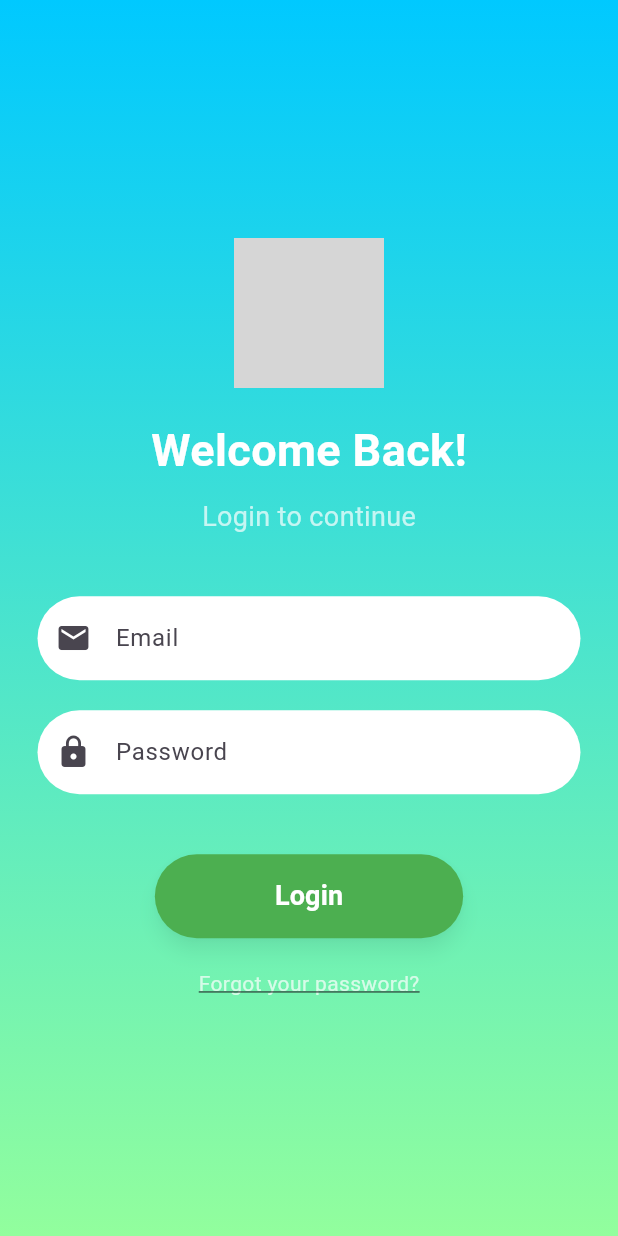
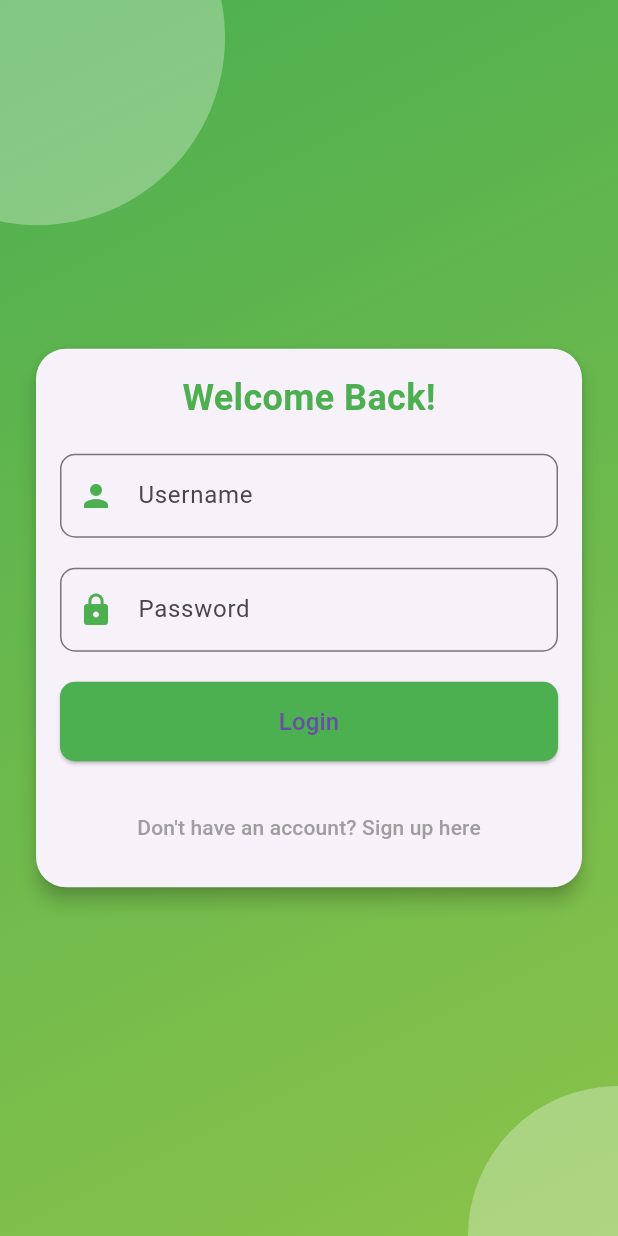
Before and after one commit to EmanuelSolver/chama-app, a Flutter app: the HomePage screen opened directly, after a tap on "Login", on a phone screen of 412 x 824 dp. Run offline on Flutter 3.47's test engine with Material 3 defaults, Android fonts, the phone set to English and light mode, and no system bars; our stand-ins replace fl_chart; grey boxes are pictures that could not be loaded.

Commit message:
user logins successfully

```diff
--- a/chama_app/lib/main.dart
+++ b/chama_app/lib/main.dart
@@ -222,7 +222,7 @@ class HomePage extends StatelessWidget {
                     // Navigate to LoginPage
                     Navigator.push(
                       context,
-                      MaterialPageRoute(builder: (context) => const LoginPage()),
+                      MaterialPageRoute(builder: (context) => LoginPage()),
                     );
                   },
                   style: ElevatedButton.styleFrom(
--- a/chama_app/lib/screens/login_page.dart
+++ b/chama_app/lib/screens/login_page.dart
@@ -1,49 +1,60 @@
 import 'package:flutter/material.dart';
-import 'dashboard.dart'; // Import Dashboard Screen
+import 'package:http/http.dart' as http;
+import 'dart:convert';
+import 'dashboard.dart'; // Import your dashboard page
 
 class LoginPage extends StatefulWidget {
-  const LoginPage({super.key});
-
   @override
   _LoginPageState createState() => _LoginPageState();
 }
 
 class _LoginPageState extends State<LoginPage> {
   final _formKey = GlobalKey<FormState>();
-  String email = '';
+  String username = '';
   String password = '';
 
-void _login() {
+  // Function to handle login
+  Future<void> _login() async {
     if (_formKey.currentState!.validate()) {
-    String userRole = getUserRole(); // Placeholder to fetch user role based on credentials
+      final Map<String, String> loginData = {
+        'username': username,
+        'password': password,
+      };
 
-    // Placeholder values for username, email, and chama. Replace with actual values as needed.
-    String username = "SampleUser"; // Get this value based on the logged-in user
-    String email = "user@example.com"; // Get this value based on the logged-in user
-    String chama = "SampleChama"; // Get this value based on the logged-in user
+      try {
+        final response = await http.post(
+          Uri.parse('http://127.0.0.1:8000/accounts/login/'), // Update with your backend login URL
+          headers: {'Content-Type': 'application/json'},
+          body: jsonEncode(loginData),
+        );
 
-    // Redirect to DashboardScreen with userRole and other user info
+        if (response.statusCode == 200) {
+          final data = jsonDecode(response.body);
+          ScaffoldMessenger.of(context).showSnackBar(
+            SnackBar(content: Text('Login successful: ${data['user']['username']}')),
+          );
+          // Redirect to the dashboard after successful login
           Navigator.pushReplacement(
             context,
-      MaterialPageRoute(
-        builder: (context) => DashboardScreen(
-          userRole: userRole,
-          username: username,
-          email: email,
-          chama: chama,
-        ),
-      ),
+            MaterialPageRoute(builder: (context) => DashboardScreen(
+                    userRole: data['user']['user_role'], // Get user role
+                    username: data['user']['username'], // Get username
+                    email: data['user']['email'], // Get email
+                    chama: 'Chama Name Here',)),
+          );
+        } else {
+          final data = jsonDecode(response.body);
+          ScaffoldMessenger.of(context).showSnackBar(
+            SnackBar(content: Text('Error: ${data['error']}')),
+          );
+        }
+      } catch (e) {
+        ScaffoldMessenger.of(context).showSnackBar(
+          SnackBar(content: Text('Error: $e')),
         );
       }
     }
-
-
-// Example function to determine user role
-String getUserRole() {
-  // Logic to determine role from credentials, this could be from a server or local storage
-  return 'chamaAdmin'; // 'app_admin', 'chama_admin', or 'chama_member'
   }
-
 
   @override
   Widget build(BuildContext context) {
@@ -54,93 +65,89 @@ String getUserRole() {
           Container(
             decoration: const BoxDecoration(
               gradient: LinearGradient(
-                colors: [Color(0xFF00C9FF), Color(0xFF92FE9D)],
-                begin: Alignment.topCenter,
-                end: Alignment.bottomCenter,
+                colors: [Color(0xFF4CAF50), Color(0xFF8BC34A)], // Green gradient
+                begin: Alignment.topLeft,
+                end: Alignment.bottomRight,
               ),
             ),
           ),
-          Center(
-            child: SingleChildScrollView(
-              child: Padding(
-                padding: const EdgeInsets.symmetric(horizontal: 25.0),
-                child: Column(
-                  mainAxisAlignment: MainAxisAlignment.center,
-                  children: [
-                    // App logo
-                    Container(
-                      width: 100,
-                      height: 100,
-                      decoration: const BoxDecoration(
+          // Decorative circle for modern feel
+          Positioned(
+            top: -100,
+            left: -100,
+            child: Container(
+              width: 250,
+              height: 250,
+              decoration: BoxDecoration(
+                color: Colors.white.withOpacity(0.3),
                 shape: BoxShape.circle,
-                        image: DecorationImage(
-                          image: AssetImage('assets/logo.png'), // Placeholder for your app logo
-                          fit: BoxFit.cover,
               ),
             ),
           ),
-                    const SizedBox(height: 20),
-                    // App title
+          Positioned(
+            bottom: -100,
+            right: -100,
+            child: Container(
+              width: 200,
+              height: 200,
+              decoration: BoxDecoration(
+                color: Colors.white.withOpacity(0.3),
+                shape: BoxShape.circle,
+              ),
+            ),
+          ),
+          // Login form content
+          Padding(
+            padding: const EdgeInsets.all(20.0),
+            child: Center(
+              child: Form(
+                key: _formKey,
+                child: Card(
+                  elevation: 5,
+                  shape: RoundedRectangleBorder(
+                    borderRadius: BorderRadius.circular(20),
+                  ),
+                  child: Padding(
+                    padding: const EdgeInsets.all(16.0),
+                    child: Column(
+                      mainAxisSize: MainAxisSize.min,
+                      children: [
                         const Text(
                           'Welcome Back!',
                           style: TextStyle(
-                        fontSize: 30,
+                            fontSize: 24,
                             fontWeight: FontWeight.bold,
-                        color: Colors.white,
+                            color: Color(0xFF4CAF50),
                           ),
                         ),
-                    const SizedBox(height: 10),
-                    const Text(
-                      'Login to continue',
-                      style: TextStyle(
-                        fontSize: 18,
-                        color: Colors.white70,
+                        const SizedBox(height: 20),
+                        TextFormField(
+                          decoration: InputDecoration(
+                            labelText: 'Username',
+                            prefixIcon: Icon(Icons.person, color: Colors.green),
+                            border: OutlineInputBorder(
+                              borderRadius: BorderRadius.circular(10),
                             ),
                           ),
-                    const SizedBox(height: 40),
-
-                    // Login Form
-                    Form(
-                      key: _formKey,
-                      child: Column(
-                        children: [
-                          // Email field
-                          TextFormField(
-                            decoration: InputDecoration(
-                              filled: true,
-                              fillColor: Colors.white,
-                              hintText: 'Email',
-                              prefixIcon: const Icon(Icons.email),
-                              border: OutlineInputBorder(
-                                borderRadius: BorderRadius.circular(30),
-                                borderSide: BorderSide.none,
-                              ),
-                            ),
-                            keyboardType: TextInputType.emailAddress,
                           validator: (value) {
                             if (value == null || value.isEmpty) {
-                                return 'Please enter your email';
+                              return 'Please enter your username';
                             }
                             return null;
                           },
                           onChanged: (value) {
                             setState(() {
-                                email = value;
+                              username = value;
                             });
                           },
                         ),
                         const SizedBox(height: 20),
-
-                          // Password field
                         TextFormField(
                           decoration: InputDecoration(
-                              filled: true,
-                              fillColor: Colors.white,
-                              hintText: 'Password',
-                              prefixIcon: const Icon(Icons.lock),
+                            labelText: 'Password',
+                            prefixIcon: Icon(Icons.lock, color: Colors.green),
                             border: OutlineInputBorder(
-                                borderRadius: BorderRadius.circular(30),
-                                borderSide: BorderSide.none,
+                              borderRadius: BorderRadius.circular(10),
                             ),
                           ),
                           obscureText: true,
@@ -156,48 +163,37 @@ String getUserRole() {
                             });
                           },
                         ),
-                          const SizedBox(height: 40),
-
-                          // Login Button
-                          ElevatedButton(
+                        const SizedBox(height: 20),
+                        SizedBox(
+                          width: double.infinity,
+                          child: ElevatedButton(
                             onPressed: _login,
                             style: ElevatedButton.styleFrom(
-                              padding: const EdgeInsets.symmetric(horizontal: 80, vertical: 15),
+                              padding: const EdgeInsets.symmetric(vertical: 15),
                               shape: RoundedRectangleBorder(
-                                borderRadius: BorderRadius.circular(30),
+                                borderRadius: BorderRadius.circular(10),
                               ),
-                              backgroundColor: Colors.green, // Updated button background color
-                              elevation: 5,
-                              shadowColor: Colors.black.withOpacity(0.3),
+                              backgroundColor: const Color(0xFF4CAF50),
                             ),
                             child: const Text(
                               'Login',
-                              style: TextStyle(
-                                fontSize: 18,
-                                fontWeight: FontWeight.bold,
-                                color: Colors.white, // Ensure the text color is set directly
+                              style: TextStyle(fontSize: 16),
                             ),
                           ),
                         ),
                         const SizedBox(height: 20),
-
-                          // Forgot Password
-                          GestureDetector(
-                            onTap: () {
-                              // Navigate to Forgot Password screen (placeholder)
+                        TextButton(
+                          onPressed: () {
+                            // Navigate to registration page
                           },
                           child: const Text(
-                              'Forgot your password?',
-                              style: TextStyle(
-                                color: Colors.white70,
-                                decoration: TextDecoration.underline,
-                              ),
+                            'Don\'t have an account? Sign up here',
+                            style: TextStyle(color: Colors.grey),
                           ),
                         ),
                       ],
                     ),
                   ),
-                  ],
                 ),
               ),
             ),
```
Also changed, not shown: chama_app/lib/screens/dashboard.dart (+9 -16 lines), 7 other files. Lines whose indentation alone changed are shown as unchanged.
